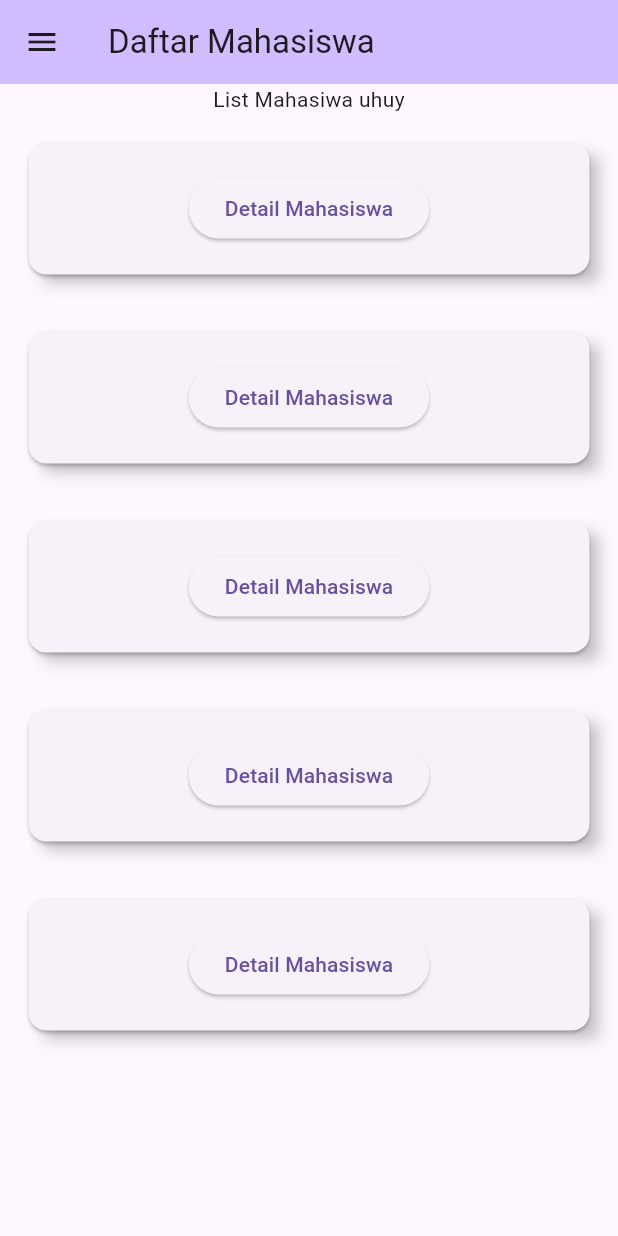
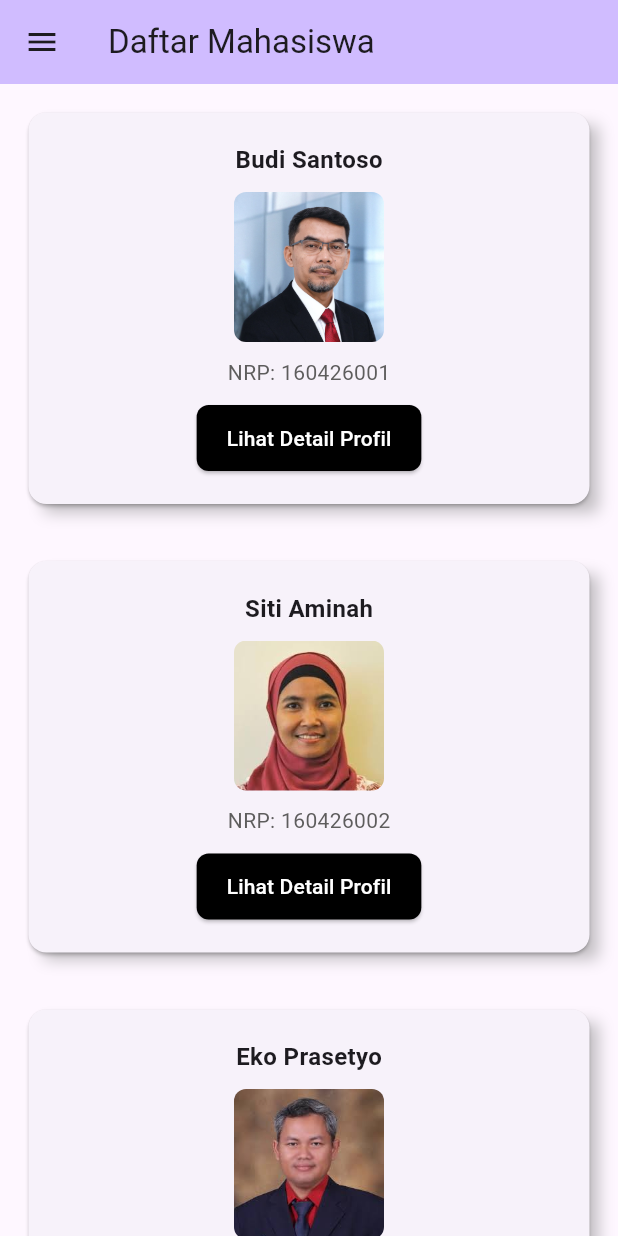
Before and after one commit to angelineaureliaa/et-uts, a Flutter app: the MyHomePage screen opened directly, on a phone screen of 412 x 824 dp. Run offline on Flutter 3.47's test engine with Material 3 defaults, Android fonts, the phone set to English and light mode, and no system bars; our stand-ins replace shared_preferences; accounts and stored records are empty.

Commit message:
list mahasiswa kelar bos

```diff
--- a/lib/main.dart
+++ b/lib/main.dart
@@ -13,13 +13,6 @@ Future<String> checkUser() async {
   final prefs = await SharedPreferences.getInstance();
   String username = prefs.getString("username") ?? '';
   return username;
-}
-
-Future<void> initUser() async {
-  final prefs = await SharedPreferences.getInstance();
-  active_user = prefs.getString("username") ?? "";
-  active_name = prefs.getString("name") ?? "Guest";
-  active_photo = prefs.getString("photo") ?? "https://i.pravatar.cc/150";
 }
 
 void main() async {
@@ -42,12 +35,6 @@ void main() async {
       runApp(const MyApp());
     }
   });
-}
-
-void doLogout() async {
-  final prefs = await SharedPreferences.getInstance();
-  prefs.remove("username");
-  main();
 }
 
 class MyApp extends StatelessWidget {
@@ -94,7 +81,6 @@ class _MyHomePageState extends State<MyHomePage> {
         child: Column(
           mainAxisAlignment: MainAxisAlignment.center,
           children: <Widget>[
-            const Text('List Mahasiwa uhuy'),
             ListView(
               shrinkWrap: true,
               physics: NeverScrollableScrollPhysics(),
@@ -136,11 +122,7 @@ class _MyHomePageState extends State<MyHomePage> {
             leading: const Icon(Icons.logout),
             onTap: () async {
               final prefs = await SharedPreferences.getInstance();
-              await prefs.clear();
-              active_user = "";
-              active_name = "Guest";
-              active_photo = "https://i.pravatar.cc/150";
-
+              prefs.clear();
               Navigator.pushNamed(context, 'login');
             },
           ),
@@ -155,14 +137,17 @@ class _MyHomePageState extends State<MyHomePage> {
 List<Widget> detailMahasiswa(BuildContext context) {
   //utk menampung data sementara
   List<Widget> temp = [];
+
   //set initial value utk i >> var counter
   int _counter = 0;
+
   while (_counter < mahasiswas.length) {
     //utk tiap data di mahasiswa,
     //buat button yang mengarahkan ke nnti detail mahasiswa!
     //pertama buat containernya dulu!
     //setiap kali loop nilai value current index sama kayak counter saat itu!
-    final int _currentIndex=_counter;
+    final int _currentIndex = _counter;
+
     Widget w = Container(
       margin: const EdgeInsets.all(15),
       decoration: BoxDecoration(
@@ -175,6 +160,7 @@ List<Widget> detailMahasiswa(BuildContext context) {
           ),
         ],
       ),
+
       child: Card(
         //krn card itu cmn bs punya 1 child aja, jadi dia hrs pake column
         //baru columnya pny children!
@@ -184,25 +170,68 @@ List<Widget> detailMahasiswa(BuildContext context) {
               margin: const EdgeInsets.all(20),
               child: Column(
                 children: [
+                  Text(
+                    mahasiswas[_currentIndex].name,
+                    style: const TextStyle(
+                      fontSize: 16,
+                      fontWeight: FontWeight.bold,
+                    ),
+                  ),
+
+                  Container(
+                    margin: const EdgeInsets.symmetric(vertical: 10),
+                    width: 100,
+                    height: 100,
+                    child: ClipRRect(
+                      borderRadius: BorderRadius.circular(8),
+                      child: Image.asset(
+                        mahasiswas[_currentIndex].photo,
+                        fit: BoxFit.cover,
+                      ),
+                    ),
+                  ),
+
+                  Text(
+                    "NRP: ${mahasiswas[_currentIndex].nrp}",
+                    style: const TextStyle(fontSize: 14, color: Color.fromARGB(255, 94, 93, 93)),
+                  ),
+
+                  const SizedBox(height: 10),
+
                   ElevatedButton(
                     onPressed: () {
                       Navigator.push(
                         //urutan hrs diperhatiin sesuai gimana cara declare constructornya
-                        context, MaterialPageRoute(
+                        context,
+                        MaterialPageRoute(
                           //karena value data berubah-ubah sesuai yg iterasi saat ini, maka jgn pake const!
                           //klo pake const dia akan error!
-                          builder: (context) =>  Detailstudent
-                          //kirim data urut berupa id, name, prodi, desc, photo
-                          (mahasiswas[_currentIndex].id,
-                          mahasiswas[_currentIndex].name,
-                          mahasiswas[_currentIndex].nrp,
-                          mahasiswas[_currentIndex].prodi,
-                          mahasiswas[_currentIndex].description,
-                          mahasiswas[_currentIndex].photo),
+                          builder: (context) =>
+                              Detailstudent
+                              //kirim data urut berupa id, name, prodi, desc, photo
+                              (
+                                mahasiswas[_currentIndex].id,
+                                mahasiswas[_currentIndex].name,
+                                mahasiswas[_currentIndex].nrp,
+                                mahasiswas[_currentIndex].prodi,
+                                mahasiswas[_currentIndex].description,
+                                mahasiswas[_currentIndex].photo,
+                              ),
                         ),
                       );
                     },
-                    child: const Text("Detail Mahasiswa"),
+                    style: ElevatedButton.styleFrom(
+                      backgroundColor: Colors.black,
+                      foregroundColor: Colors.white,
+                      padding: const EdgeInsets.symmetric(
+                        horizontal: 20,
+                        vertical: 12,
+                      ),
+                      shape: RoundedRectangleBorder(
+                        borderRadius: BorderRadius.circular(8),
+                      ),
+                    ),
+                    child: const Text("Lihat Detail Profil"),
                   ),
                 ],
               ),
@@ -213,7 +242,7 @@ List<Widget> detailMahasiswa(BuildContext context) {
     );
     //klo udh selesai maka add widgetnya ke list
     temp.add(w);
-    _counter+=1;
+    _counter += 1;
   }
   return temp;
 }
```
Also changed, not shown: lib/login.dart (+4 -4 lines), pubspec.yaml (+6 -3 lines).
